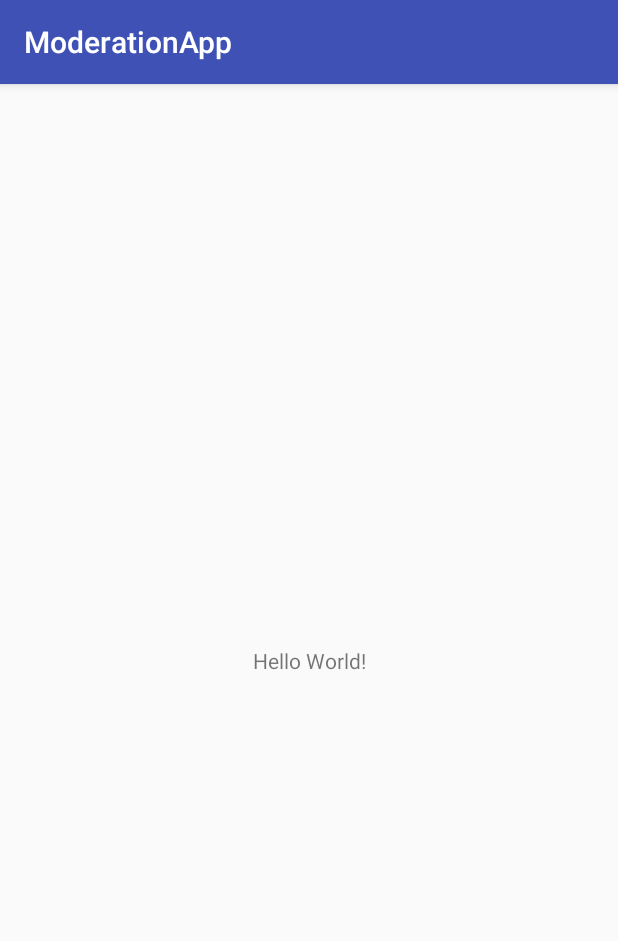
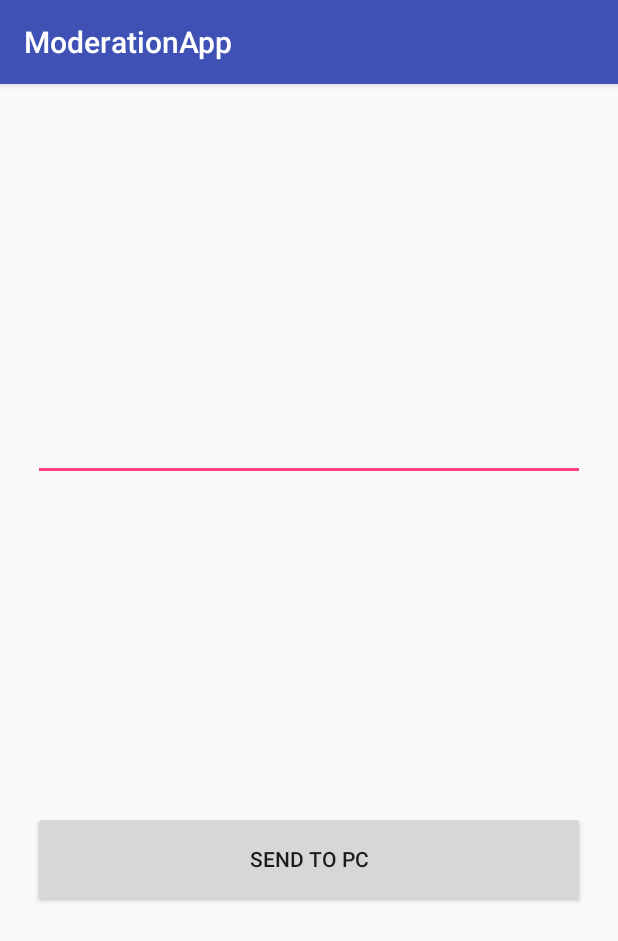
Before and after one commit to AIIucard/ModerationApp, an Android app: the screen it shows after launch (MainActivity), on a phone screen of 412 x 824 dp. Shown: the top 941 px of the screen. Run offline under Robolectric (Android 15) with nearby library versions, the phone set to English and light mode, and no system bars.

Commit message:
First Version of a simple TCP connection to Websocket in Eclipse (in cooperation with Kay Bode) - change MainActive.java - change active_main.xml - update AndroidManifest.xml

```diff
--- a/app/src/main/AndroidManifest.xml
+++ b/app/src/main/AndroidManifest.xml
@@ -1,6 +1,8 @@
 <?xml version="1.0" encoding="utf-8"?>
 <manifest xmlns:android="http://schemas.android.com/apk/res/android"
     package="research.dresden.htw.moderationapp">
+
+    <uses-permission android:name="android.permission.INTERNET"/>
 
     <application
         android:allowBackup="true"
--- a/app/src/main/java/research/dresden/htw/moderationapp/MainActivity.java
+++ b/app/src/main/java/research/dresden/htw/moderationapp/MainActivity.java
@@ -1,16 +1,64 @@
 package research.dresden.htw.moderationapp;
 
+import android.os.AsyncTask;
 import android.os.Bundle;
 import android.support.v7.app.AppCompatActivity;
 import android.view.View;
+import android.widget.EditText;
+import android.widget.Toast;
+
+import java.io.IOException;
+import java.io.PrintWriter;
+import java.net.Socket;
 
 public class MainActivity extends AppCompatActivity {
+
+    EditText e1;
+    private static Socket s;
+    private static PrintWriter printWriter;
+    String message = "";
+    private static String ip = "141.56.235.59"; //Achtung eigene IP-Adresse verwenden
 
     @Override
     protected void onCreate(Bundle savedInstanceState) {
         super.onCreate(savedInstanceState);
         setContentView(R.layout.activity_main);
-        String name = "Stef";
+
+        e1 = (EditText)findViewById(R.id.editText);
+    }
+
+    public void send_text(View v) {
+        message = e1.getText().toString();
+
+        myTask mt = new myTask();
+        mt.execute();
+
+        Toast.makeText(getApplicationContext(), "Data send", Toast.LENGTH_LONG).show();
+
+    }
+
+
+    class myTask extends AsyncTask<Void, Void, Void> {
+
+        @Override
+        protected Void doInBackground(Void... voids) {
+            try {
+                s = new Socket(ip, 5000);       // connect to the socket at port 50000
+                printWriter = new PrintWriter(s.getOutputStream()); // set the output stream
+                printWriter.write(message);         // send the message through the socket
+                printWriter.flush();
+                printWriter.close();
+                s.close();
+
+
+
+
+            }catch (IOException e) {
+                e.printStackTrace();
+            }
+
+            return null;
+        }
     }
 
     @Override
--- a/app/src/main/res/layout/activity_main.xml
+++ b/app/src/main/res/layout/activity_main.xml
@@ -6,13 +6,35 @@
     android:layout_height="match_parent"
     tools:context=".MainActivity">
 
-    <TextView
-        android:layout_width="wrap_content"
+    <EditText
+        android:id="@+id/editText"
+        android:layout_width="368dp"
         android:layout_height="wrap_content"
-        android:text="Hello World!"
-        app:layout_constraintBottom_toBottomOf="parent"
-        app:layout_constraintLeft_toLeftOf="parent"
-        app:layout_constraintRight_toRightOf="parent"
+        android:layout_marginBottom="8dp"
+        android:layout_marginEnd="8dp"
+        android:layout_marginStart="8dp"
+        android:layout_marginTop="8dp"
+        android:ems="10"
+        android:inputType="textPersonName"
+        app:layout_constraintBottom_toTopOf="@+id/button"
+        app:layout_constraintEnd_toEndOf="parent"
+        app:layout_constraintStart_toStartOf="parent"
         app:layout_constraintTop_toTopOf="parent" />
 
+    <Button
+        android:id="@+id/button"
+        android:layout_width="368dp"
+        android:layout_height="64dp"
+        android:layout_marginBottom="8dp"
+        android:layout_marginEnd="8dp"
+        android:layout_marginStart="8dp"
+        android:text="Send to PC"
+        android:onClick="send_text"
+        app:layout_constraintBottom_toBottomOf="parent"
+        app:layout_constraintEnd_toEndOf="parent"
+        app:layout_constraintHorizontal_bias="0.5"
+        app:layout_constraintStart_toStartOf="parent"
+        app:layout_constraintTop_toBottomOf="@+id/editText"/>
+
+
 </android.support.constraint.ConstraintLayout>
```
